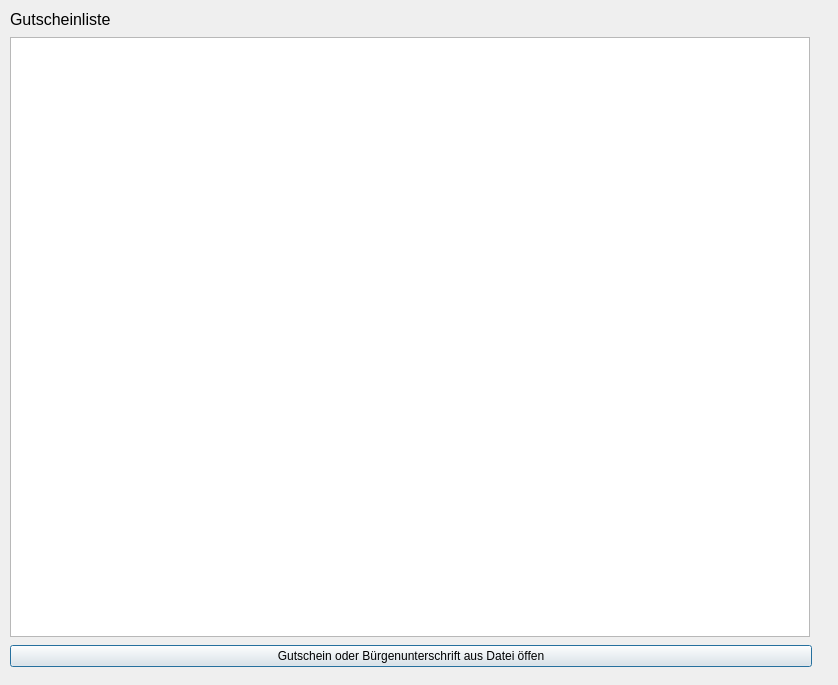
Before: the Qt Designer form src/gui/qt/ui_components/dialog_voucher_list.ui in minutogit/eMinuto-Desktop-Prototype, drawn with Qt 5.
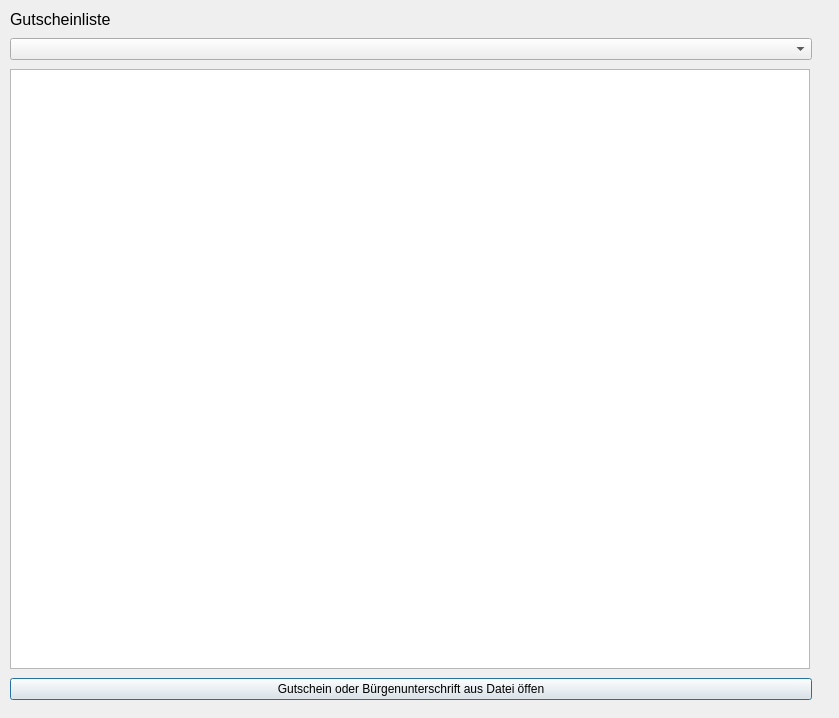
After: the same form once the commit is applied.

Commit message: added filter to voucher list

```diff
--- a/src/gui/qt/ui_components/dialog_voucher_list.ui
+++ b/src/gui/qt/ui_components/dialog_voucher_list.ui
@@ -6,8 +6,8 @@
    <rect>
     <x>0</x>
     <y>0</y>
-    <width>838</width>
-    <height>685</height>
+    <width>839</width>
+    <height>718</height>
    </rect>
   </property>
   <property name="sizePolicy">
@@ -43,16 +43,19 @@
     <string>Gutscheinliste</string>
    </property>
   </widget>
-  <widget class="QWidget" name="">
+  <widget class="QWidget" name="layoutWidget">
    <property name="geometry">
     <rect>
      <x>10</x>
      <y>35</y>
      <width>802</width>
-     <height>636</height>
+     <height>669</height>
     </rect>
    </property>
    <layout class="QVBoxLayout" name="verticalLayout">
+    <item>
+     <widget class="QComboBox" name="statusComboBox"/>
+    </item>
     <item>
      <widget class="QTableView" name="tableView_vouchers">
       <property name="sizePolicy">
```
The commit also changes 6 other files.
